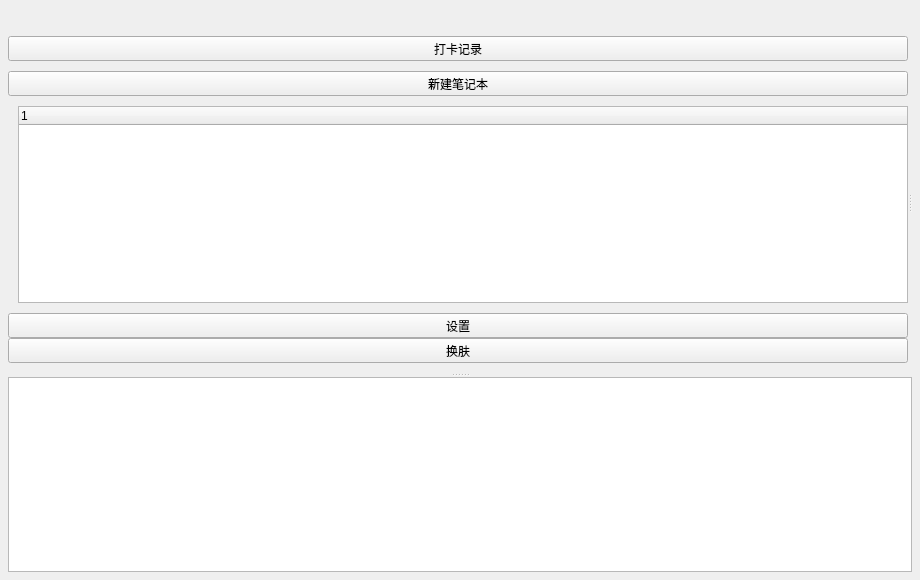
Above: App/windows/mainwindow.ui from kevinWu7/LifeNote before the change. Below: the same form after it.
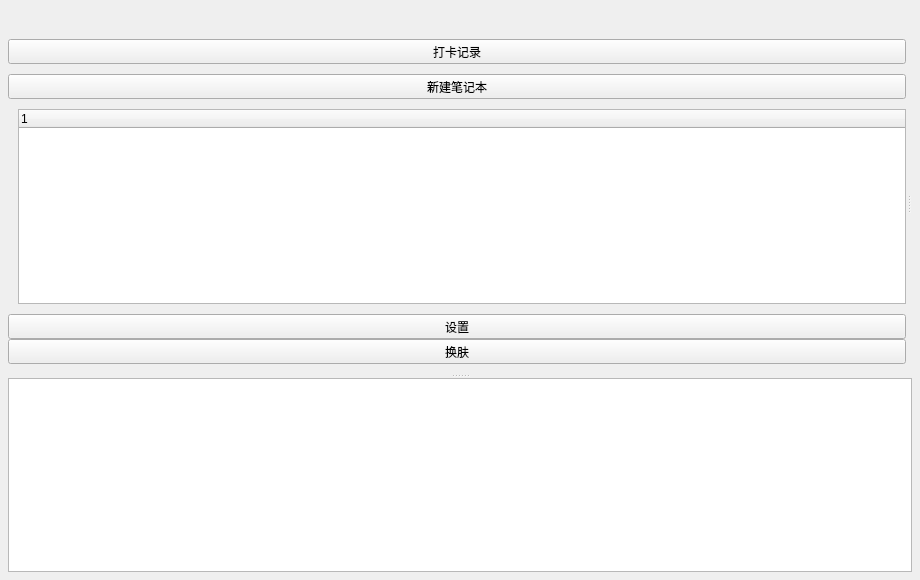
That is the form after the change. Custom widgets are drawn as their Qt base class.

```diff
--- a/App/windows/mainwindow.ui
+++ b/App/windows/mainwindow.ui
@@ -82,6 +82,9 @@
           <property name="orientation">
            <enum>Qt::Horizontal</enum>
           </property>
+          <property name="handleWidth">
+           <number>6</number>
+          </property>
           <widget class="QWidget" name="leftBar" native="true">
            <property name="sizePolicy">
             <sizepolicy hsizetype="Preferred" vsizetype="Preferred">
@@ -109,7 +112,7 @@
              <number>0</number>
             </property>
             <property name="topMargin">
-             <number>5</number>
+             <number>8</number>
             </property>
             <property name="rightMargin">
              <number>0</number>
```
